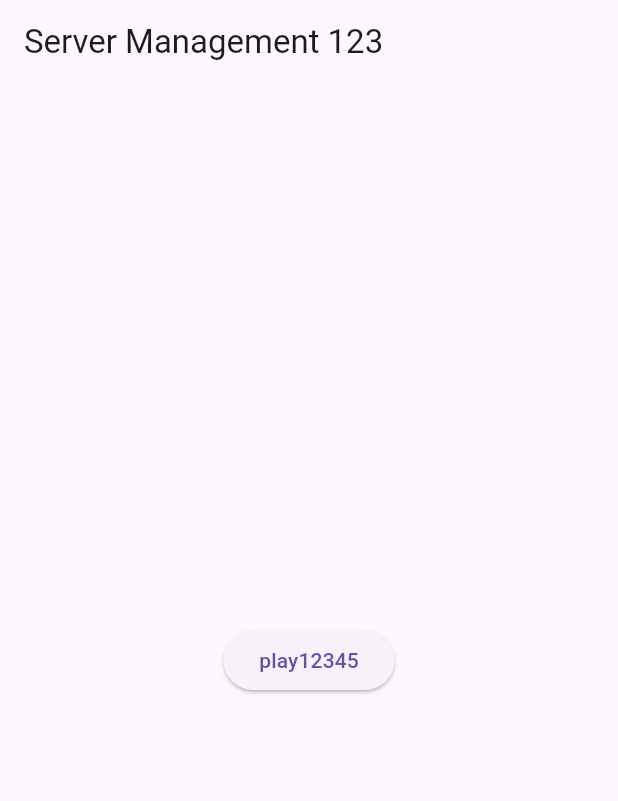
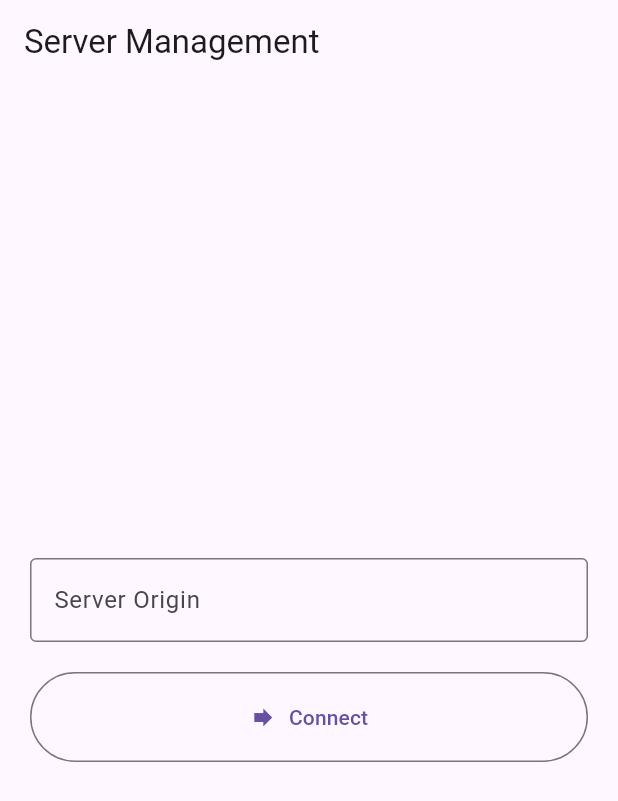
Before and after one commit to mebtte/cicada_flutter, a Flutter app: the screen it shows after launch, on a phone screen of 412 x 824 dp. Shown: the top 801 px of the screen. Run offline on Flutter 3.47's test engine with Material 3 defaults, Android fonts, the phone set to English and light mode, and no system bars; our stand-ins replace audio_service, dio, get_it, just_audio, shared_preferences; missing offline and left inert: window_manager.

Commit message:
server management

```diff
--- a/lib/app.dart
+++ b/lib/app.dart
@@ -1,7 +1,17 @@
 import 'package:cicada/pages/server_management/index.dart';
+import 'package:cicada/pages/user_management/index.dart';
 import 'package:cicada/states/server.dart';
 import 'package:flutter/material.dart';
 import 'package:provider/provider.dart';
+
+class AppContent extends StatelessWidget {
+  const AppContent({super.key});
+
+  @override
+  Widget build(BuildContext context) {
+    return Scaffold(body: Center(child: Text('Hello World!')));
+  }
+}
 
 class App extends StatelessWidget {
   const App({super.key});
@@ -9,10 +19,15 @@ class App extends StatelessWidget {
   @override
   Widget build(BuildContext context) {
     final currentServer = context.watch<ServerState>().currentServer;
+    final currentUser = currentServer?.users.firstWhere(
+      (user) => user.id == currentServer.selectedUserId,
+    );
     return MaterialApp(
       home: currentServer == null
-          ? PageServerManagement()
-          : Scaffold(body: Center(child: Text('Hello World!'))),
+          ? ServerManagement()
+          : currentUser == null
+          ? UserManagement()
+          : AppContent(),
     );
   }
 }
--- a/lib/pages/server_management/index.dart
+++ b/lib/pages/server_management/index.dart
@@ -1,33 +1,142 @@
-import 'package:cicada/audio_handler.dart';
+import 'package:dio/dio.dart';
 import 'package:flutter/material.dart';
-import 'package:get_it/get_it.dart';
 
-class PageServerManagement extends StatelessWidget {
-  const PageServerManagement({super.key});
+final double MAX_WIDTH = 600;
+final _dio = Dio();
+
+class Metadata {
+  final String hostname;
+  final String version;
+
+  Metadata({required this.hostname, required this.version});
+
+  factory Metadata.fromJson(Map<String, dynamic> json) {
+    return Metadata(hostname: json['hostname'], version: json['version']);
+  }
+}
+
+class MetadataResponse {
+  final String code;
+  final Metadata data;
+
+  MetadataResponse({required this.code, required this.data});
+
+  factory MetadataResponse.fromJson(Map<String, dynamic> json) {
+    return MetadataResponse(
+      code: json['code'],
+      data: Metadata.fromJson(json['data']),
+    );
+  }
+}
+
+class ServerManagement extends StatefulWidget {
+  const ServerManagement({super.key});
+
+  @override
+  State<ServerManagement> createState() => _ServerManagementState();
+}
+
+class _ServerManagementState extends State<ServerManagement> {
+  late TextEditingController controller;
+  bool loading = false;
+
+  @override
+  void initState() {
+    super.initState();
+    controller = TextEditingController();
+  }
+
+  @override
+  void dispose() {
+    controller.dispose();
+    super.dispose();
+  }
 
   @override
   Widget build(BuildContext context) {
     return Scaffold(
-      appBar: AppBar(title: Text('Server Management 123')),
+      appBar: AppBar(title: Text('Server Management')),
       body: Center(
-        child: ElevatedButton(
-          onPressed: () async {
-            var audioHandler = GetIt.instance<MyAudioHandler>();
-            // var item = MediaItem(
-            //   id: 'https://music.mebtte.com/asset/music/c35d5d229458cd5266e366e4a5bee717.m4a',
-            //   album: 'Album name',
-            //   title: 'Track title',
-            //   artist: 'Artist name',
-            //   duration: const Duration(milliseconds: 123456),
-            //   artUri: Uri.parse(
-            //     'https://music.mebtte.com/asset/music_cover/8de82c491047b3bddbd88f8b21408e72.jpg',
-            //   ),
-            // );
-            // await audioHandler.playMediaItem(item);
-            // await audioHandler.play();
-            audioHandler.playTest();
-          },
-          child: Text("play12345"),
+        child: Container(
+          constraints: BoxConstraints(maxWidth: MAX_WIDTH),
+          child: Padding(
+            padding: const EdgeInsets.all(20),
+            child: Column(
+              mainAxisAlignment: MainAxisAlignment.center,
+              children: [
+                TextField(
+                  readOnly: loading,
+                  controller: controller,
+                  decoration: InputDecoration(
+                    label: Text("Server Origin"),
+                    hint: Text(
+                      "https://cicada.example.com",
+                      style: TextStyle(color: Colors.grey),
+                    ),
+                    border: OutlineInputBorder(),
+                  ),
+                ),
+                SizedBox(height: 20),
+                SizedBox(
+                  width: double.infinity,
+                  child: OutlinedButton.icon(
+                    onPressed: loading
+                        ? null
+                        : () async {
+                            final origin = controller.text;
+                            if (origin.isEmpty) {
+                              ScaffoldMessenger.of(context).showSnackBar(
+                                SnackBar(
+                                  content: Text("Please enter server origin"),
+                                ),
+                              );
+                              return;
+                            }
+
+                            setState(() {
+                              loading = true;
+                            });
+                            try {
+                              final response = await _dio.get(
+                                "$origin/base/metadata?__lang=en",
+                              );
+                              if (response.statusCode != 200) {
+                                throw Exception(
+                                  "The origin responses with code \"${response.statusCode}\"",
+                                );
+                              }
+                              final responseData = MetadataResponse.fromJson(
+                                response.data,
+                              );
+                            } catch (exception) {
+                              ScaffoldMessenger.of(context).showSnackBar(
+                                SnackBar(
+                                  content: Text(
+                                    "Failed to connect to \"$origin\" with exception \"${exception.toString()}\"",
+                                  ),
+                                ),
+                              );
+                            }
+                            setState(() {
+                              loading = false;
+                            });
+                          },
+                    icon: loading ? null : Icon(Icons.forward),
+                    label: loading
+                        ? SizedBox(
+                            width: 20,
+                            height: 20,
+                            child: CircularProgressIndicator(),
+                          )
+                        : Text("Connect"),
+                    style: OutlinedButton.styleFrom(
+                      padding: EdgeInsets.symmetric(vertical: 20),
+                    ),
+                  ),
+                ),
+              ],
+            ),
+          ),
         ),
       ),
     );
--- a/lib/states/server.dart
+++ b/lib/states/server.dart
@@ -47,17 +47,33 @@ class Server {
   String origin;
   String hostname;
   String version;
+  List<User> users;
+  String? selectedUserId;
 
-  Server({required this.origin, required this.hostname, required this.version});
+  Server({
+    required this.origin,
+    required this.hostname,
+    required this.version,
+    required this.users,
+    required this.selectedUserId,
+  });
 
   factory Server.fromJson(Map<String, dynamic> json) => Server(
     origin: json['origin'],
     hostname: json['hostname'],
     version: json['version'],
+    users: json['users'],
+    selectedUserId: json['selectedUserId'],
   );
 
   Map<String, dynamic> toJson() {
-    return {'origin': origin};
+    return {
+      'origin': origin,
+      'hostname': hostname,
+      'version': version,
+      'users': users,
+      'selectedUserId': selectedUserId,
+    };
   }
 }
 
--- a/pubspec.yaml
+++ b/pubspec.yaml
@@ -8,6 +8,7 @@ environment:
 
 dependencies:
   audio_service: ^0.18.18
+  dio: ^5.9.0
   flutter:
     sdk: flutter
   get_it: ^8.2.0
```
Also changed, not shown: lib/pages/user_management/index.dart (added, +10 -0 lines), pubspec.lock, 3 other files.
